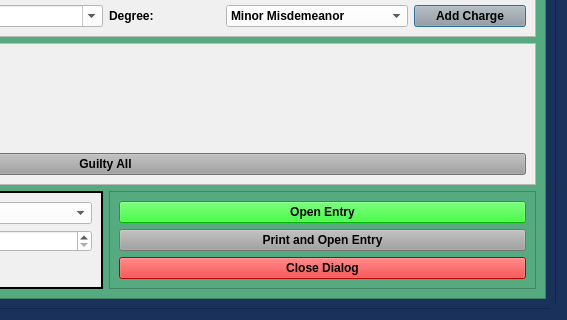
First picture: the form in views/ui/LeapPleaLongDialog.ui, repository HunterProgram22/MuniEntry, before the edit; both pictures show x 356 to 923 and y 442 to 762 of the 923 by 762 pixel window.
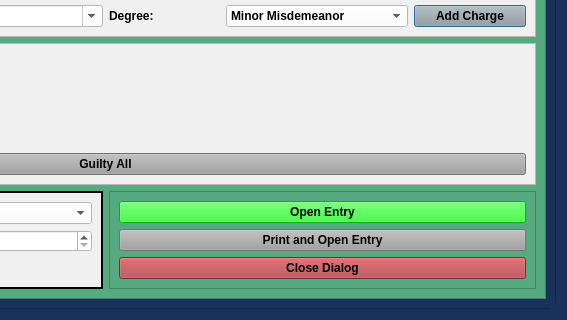
Second picture: the form after the edit.

Commit message: Updated button colors.

Patch:
```diff
--- a/views/ui/LeapPleaLongDialog.ui
+++ b/views/ui/LeapPleaLongDialog.ui
@@ -177,8 +177,8 @@
           <rect>
            <x>0</x>
            <y>0</y>
-           <width>883</width>
-           <height>722</height>
+           <width>858</width>
+           <height>738</height>
           </rect>
          </property>
          <layout class="QGridLayout" name="gridLayout_6">
@@ -694,7 +694,7 @@
              <item row="2" column="0" colspan="2">
               <widget class="QPushButton" name="close_dialog_Button">
                <property name="styleSheet">
-                <string notr="true">background-color: rgb(255, 0, 0);</string>
+                <string notr="true">background-color: rgb(170, 58, 63);</string>
                </property>
                <property name="text">
                 <string>Close Dialog</string>
```
The commit also changes 10 other files.
